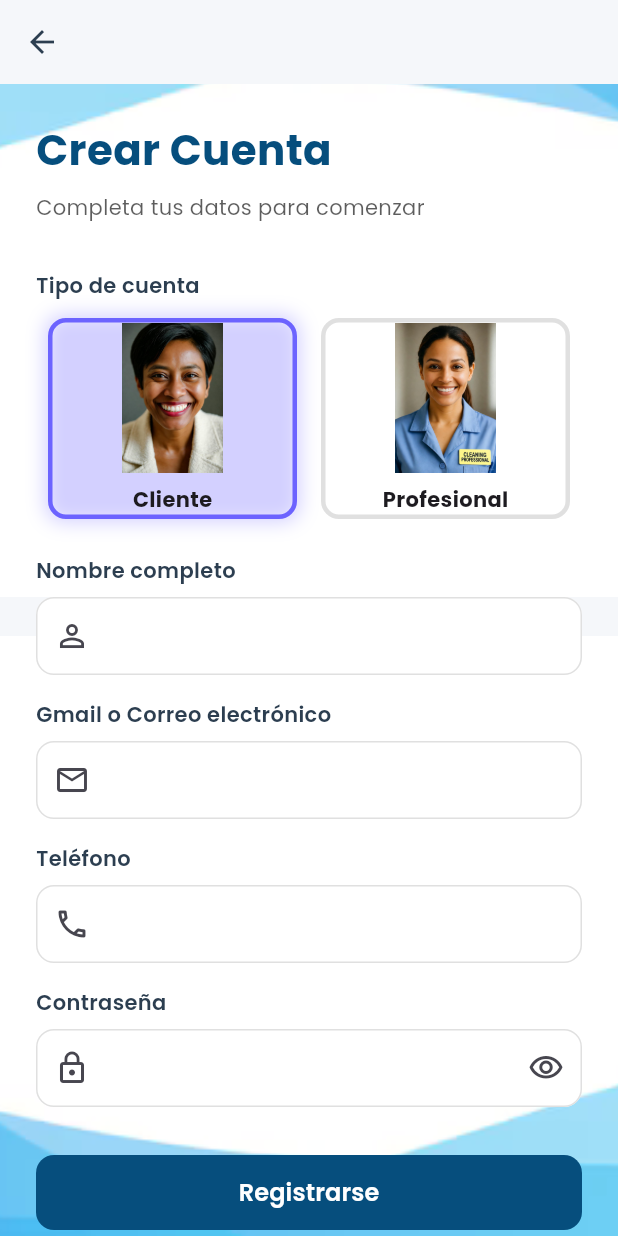
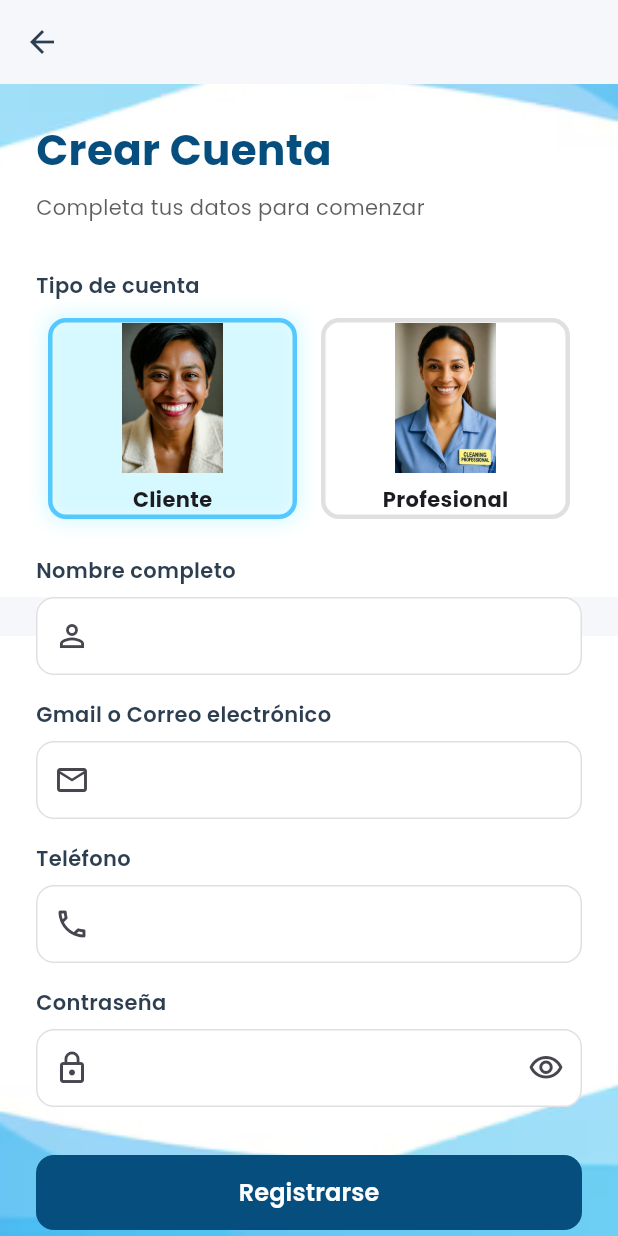
Before and after one commit to PalomequeDeLaTorre/limpexia_express_app, a Flutter app: the PantallaRegistro screen opened directly, on a phone screen of 412 x 824 dp. Run offline on Flutter 3.47's test engine with Material 3 defaults, Android fonts, the light colour scheme and no system bars; our stand-ins replace cloud_firestore, firebase_auth, firebase_core, google_fonts; accounts and stored records are empty.

Commit message:
versión_final

```diff
--- a/lib/pantallas/registro.dart
+++ b/lib/pantallas/registro.dart
@@ -163,7 +163,7 @@ class _PantallaRegistroState extends State<PantallaRegistro> {
                               decoration: BoxDecoration(
                                 border: Border.all(
                                   color: _tipoUsuario == 'cliente'
-                                      ? AppColores.primario
+                                      ? const Color.fromARGB(255, 85, 201, 255)
                                       : Colors.grey.shade300,
                                   width: 3,
                                 ),
@@ -172,7 +172,7 @@ class _PantallaRegistroState extends State<PantallaRegistro> {
                                   if (_tipoUsuario == 'cliente')
                                     BoxShadow(
                                       color:
-                                          AppColores.primario.withOpacity(0.3),
+                                          const Color.fromARGB(255, 115, 234, 255).withOpacity(0.3),
                                       blurRadius: 10,
                                       spreadRadius: 2,
                                     ),
@@ -209,7 +209,7 @@ class _PantallaRegistroState extends State<PantallaRegistro> {
                               decoration: BoxDecoration(
                                 border: Border.all(
                                   color: _tipoUsuario == 'profesional'
-                                      ? AppColores.primario
+                                      ? const Color.fromARGB(255, 85, 201, 255)
                                       : Colors.grey.shade300,
                                   width: 3,
                                 ),
@@ -218,7 +218,7 @@ class _PantallaRegistroState extends State<PantallaRegistro> {
                                   if (_tipoUsuario == 'profesional')
                                     BoxShadow(
                                       color:
-                                          AppColores.primario.withOpacity(0.3),
+                                          const Color.fromARGB(255, 115, 234, 255).withOpacity(0.3),
                                       blurRadius: 10,
                                       spreadRadius: 2,
                                     ),
```
